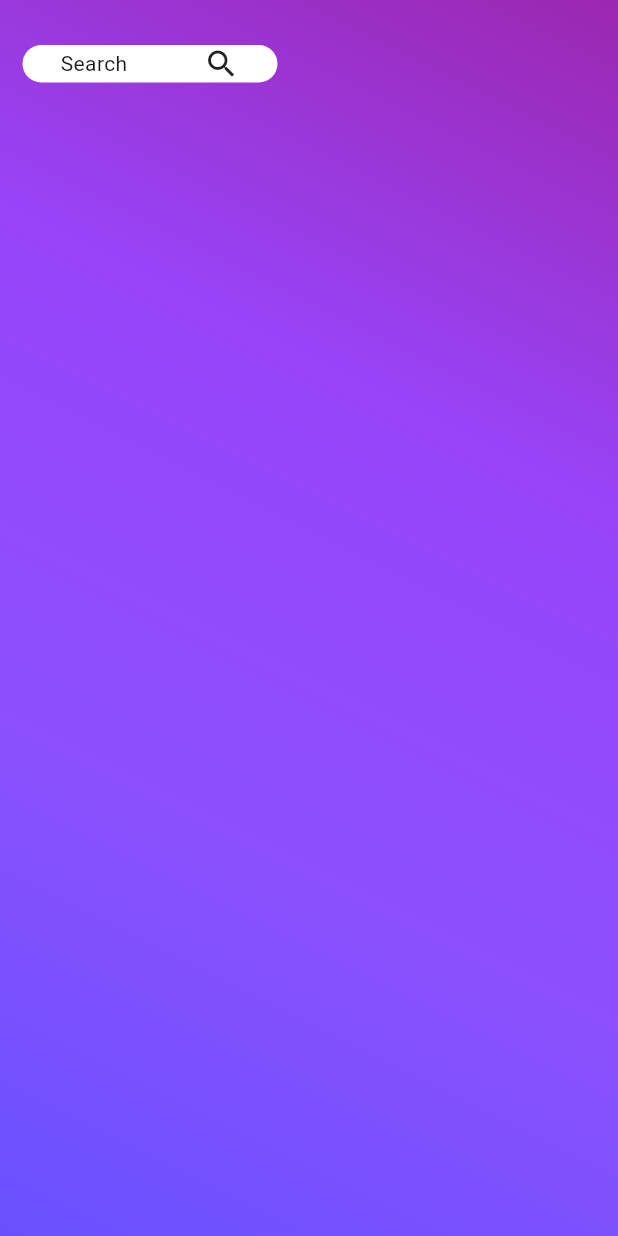
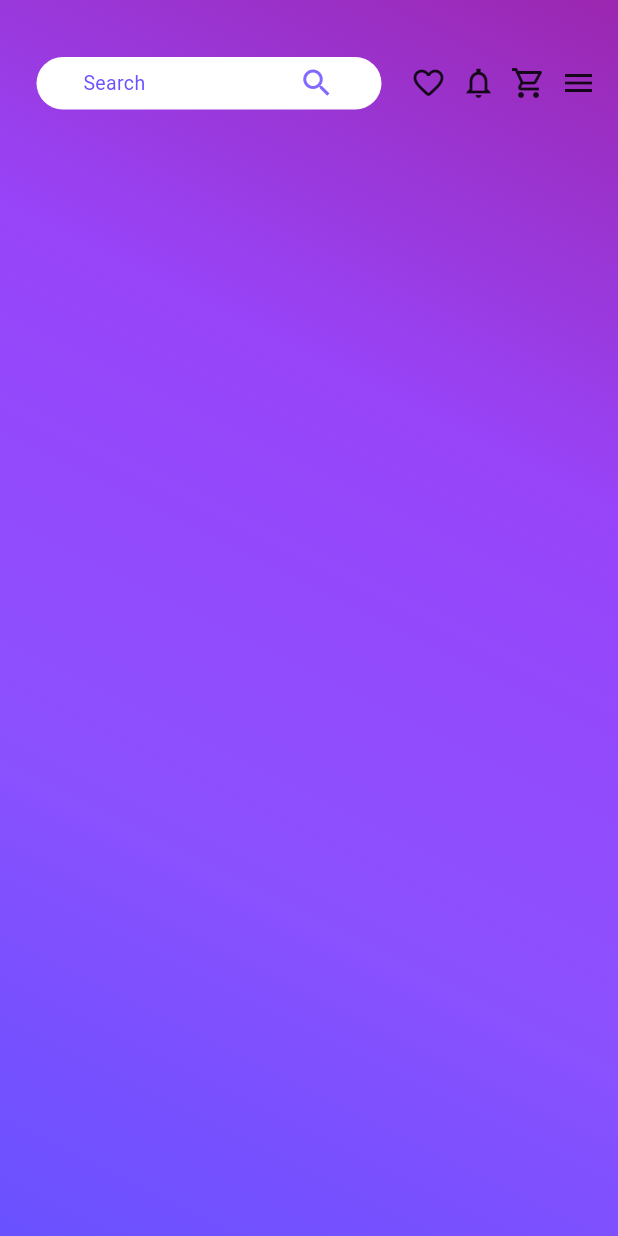
Before and after one commit to MauryaAayush/e_commerce, a Flutter app: the screen it shows after launch, on a phone screen of 412 x 824 dp. Run offline on Flutter 3.47's test engine with Material 3 defaults, Android fonts, the phone set to English and light mode, and no system bars.

Commit message:
Radhey radhey

```diff
--- a/lib/main.dart
+++ b/lib/main.dart
@@ -35,33 +35,53 @@ class FirstPage extends StatelessWidget {
               )
             ),
             child: Padding(
-              padding: EdgeInsets.symmetric(horizontal: 0),
+              padding: EdgeInsets.symmetric(horizontal: 5),
               child: Column(
                 mainAxisAlignment: MainAxisAlignment.start,
                 children: [
                      Row(
-                      // mainAxisAlignment: MainAxisAlignment.spaceBetween,
+                      mainAxisAlignment: MainAxisAlignment.spaceEvenly,
                       children: [
+
                         Container(
                           alignment: Alignment.centerLeft,
-                          height: 25,
-                          width: 170,
+                          height: 35,
+                          width: 230,
                           decoration: BoxDecoration(
                              color: Colors.white,
                             borderRadius: BorderRadius.all(Radius.circular(50),),
                           ),
-                          margin: EdgeInsets.symmetric(vertical:30, horizontal: 15),
+                          margin: EdgeInsets.symmetric(vertical:38, horizontal: 10),
                           child: Row(
-                            mainAxisAlignment: MainAxisAlignment.spaceAround,
+                            mainAxisAlignment: MainAxisAlignment.spaceEvenly,
                             children: [
-                              Text('Search'),
+                              Text('Search',
+                              style: TextStyle(
+                                color: Color(0xFF6951FF),
+                                fontWeight: FontWeight.w400,
+                                fontSize: 13,
+                              ),
+                              ),
+                              SizedBox(width: 40,),
                               Icon(
                                 Icons.search,
+                                color: Color(0xFF806AFF),
                               )
                             ],
                           )
                           ),
-
+                        Icon(
+                          Icons.favorite_border_rounded,
+                        ),
+                        Icon(
+                            Icons.notifications_none_sharp
+                        ),
+                        Icon(
+                          Icons.shopping_cart_outlined,
+                        ),
+                        Icon(
+                            Icons.menu_outlined
+                        ),
 
                       ],
                     ),
```
